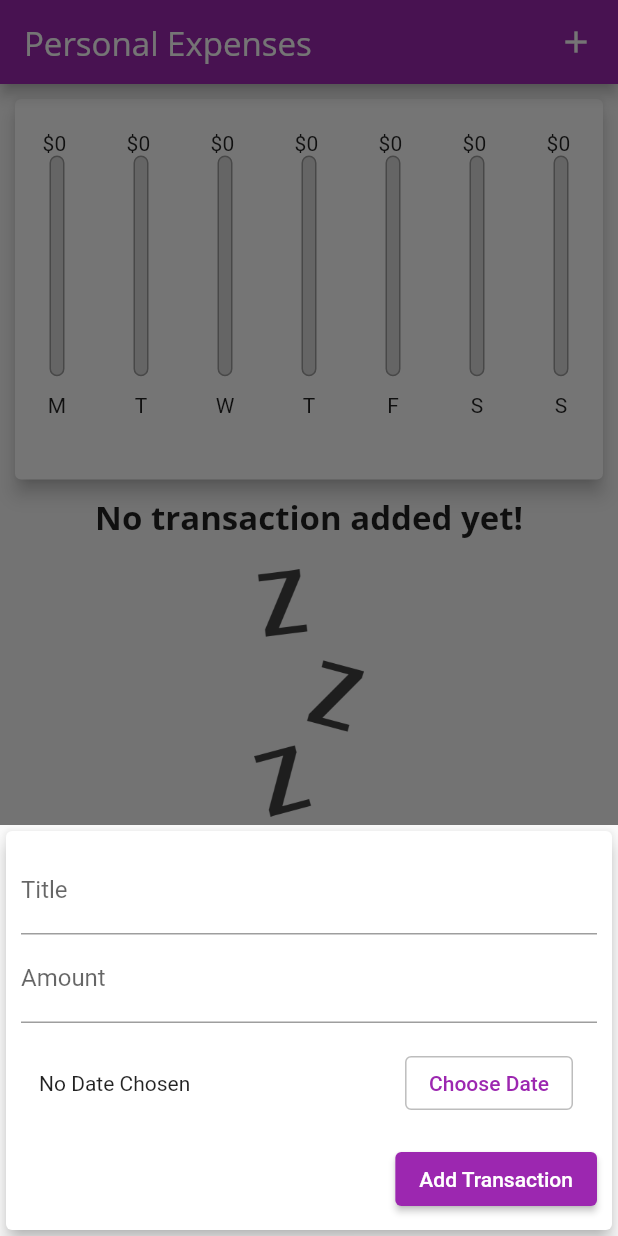
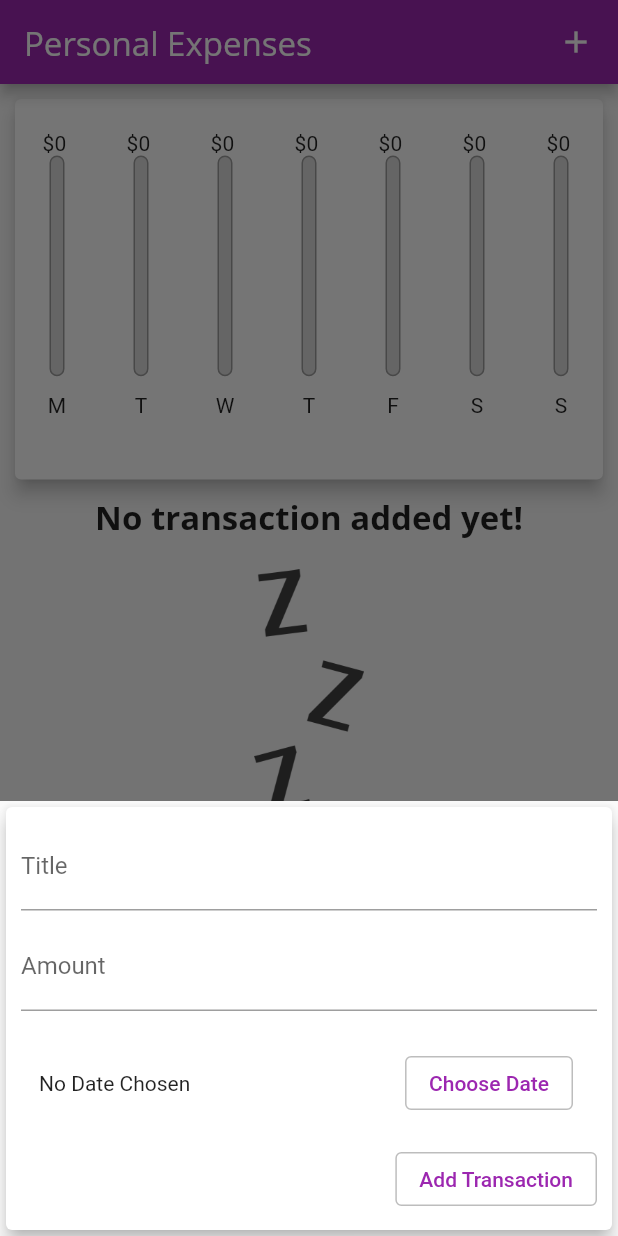
Before and after one commit to pranav-kale-01/udemy_courses, a Flutter app: the screen it shows after launch, after a tap on the "add" icon, on a phone screen of 412 x 824 dp. Run offline on Flutter 3.47's test engine with Material 2 defaults, Android fonts, the phone set to English and light mode, and no system bars; our stand-ins replace modal_bottom_sheet.

Commit message:
11-02-2022

```diff
--- a/udemy_course_3/lib/main.dart
+++ b/udemy_course_3/lib/main.dart
@@ -1,17 +1,33 @@
+import 'dart:io';
+
+import 'package:flutter/cupertino.dart';
 import 'package:flutter/material.dart';
 import 'package:udemy_course_3/screens/my_home_page.dart';
 
-void main() => runApp(const MyApp());
+void main() {
+  WidgetsFlutterBinding.ensureInitialized();
+
+  runApp(const MyApp());
+}
 
 class MyApp extends StatelessWidget {
   const MyApp({Key? key}) : super(key: key);
 
   @override
   Widget build(BuildContext context) {
-    return MaterialApp(
+    return Platform.isIOS
+        ? const CupertinoApp(
+            title: 'Personal Expenses',
+            theme: CupertinoThemeData(
+              primaryColor: CupertinoColors.systemPurple,
+            ),
+            home: MyHomePage(),
+          )
+        : MaterialApp(
             title: 'Personal Expenses',
             theme: ThemeData(
-          colorScheme: ColorScheme.fromSwatch(primarySwatch: Colors.purple)
+                colorScheme:
+                    ColorScheme.fromSwatch(primarySwatch: Colors.purple)
                         .copyWith(secondary: Colors.amber, error: Colors.black),
                 fontFamily: 'QuickSand',
                 textTheme: ThemeData.light().textTheme.copyWith(
--- a/udemy_course_3/lib/screens/my_home_page.dart
+++ b/udemy_course_3/lib/screens/my_home_page.dart
@@ -1,4 +1,9 @@
+import 'dart:io';
+
 import 'package:flutter/material.dart';
+import 'package:flutter/cupertino.dart';
+import 'package:modal_bottom_sheet/modal_bottom_sheet.dart';
+import 'package:udemy_course_3/widgets/adaptive_app_bar.dart';
 
 import '../models/transaction.dart';
 import '../widgets/chart.dart';
@@ -40,17 +45,23 @@ class _MyHomePageState extends State<MyHomePage> {
   }
 
   void _startAddNewTransaction(BuildContext cont, mediaQuery) {
-    showModalBottomSheet(
+    Platform.isIOS
+        ? showCupertinoModalBottomSheet(
+            context: context,
+            builder: (context) => GestureDetector(
+              onTap: () {},
+              child: NewTransaction(_addNewTransaction),
+            ),
+          )
+        : showModalBottomSheet(
             constraints: BoxConstraints(
-        maxHeight: ( mediaQuery.size.height * 0.80 ),
+              maxHeight: (mediaQuery.size.height * 0.80),
             ),
             context: cont,
-      builder: (_) {
-        return GestureDetector(
+            builder: (_) => GestureDetector(
               onTap: () {},
               child: NewTransaction(_addNewTransaction),
-        );
-      },
+            ),
           );
   }
 
@@ -64,24 +75,11 @@ class _MyHomePageState extends State<MyHomePage> {
   Widget build(BuildContext context) {
     final mediaQuery = MediaQuery.of(context);
 
-    final appBar = AppBar(
-      title: const Text('Personal Expenses'),
-      actions: [
-        Container(
-          margin: const EdgeInsets.symmetric(
-            horizontal: 4,
-          ),
-          child: IconButton(
-            icon: const Icon(Icons.add),
-            onPressed: () => _startAddNewTransaction(context, mediaQuery),
-          ),
-        )
-      ],
-    );
+    final appBar = AdaptiveAppBar.getAdaptiveAppBar(
+        context, () => _startAddNewTransaction(context, mediaQuery));
 
-    return Scaffold(
-      appBar: appBar,
-      body: SizedBox(
+    final mainBody = SafeArea(
+      child: SizedBox(
         height: mediaQuery.size.height,
         child: SingleChildScrollView(
           child: mediaQuery.orientation == Orientation.portrait
@@ -89,12 +87,15 @@ class _MyHomePageState extends State<MyHomePage> {
                   mainAxisAlignment: MainAxisAlignment.start,
                   children: [
                     SizedBox(
-                height: ( mediaQuery.size.height * 0.4) - appBar.preferredSize.height - mediaQuery.padding.top,
+                      height: (mediaQuery.size.height * 0.4) -
+                          appBar.preferredSize.height -
+                          mediaQuery.padding.top,
                       child: Chart(_recentTransactions),
                     ),
                     SizedBox(
-                height: ( mediaQuery.size.height * 0.6),
-                child: TransactionList(_userTransaction, _deleteTransaction),
+                      height: (mediaQuery.size.height * 0.6),
+                      child:
+                          TransactionList(_userTransaction, _deleteTransaction),
                     ),
                   ],
                 )
@@ -102,7 +103,8 @@ class _MyHomePageState extends State<MyHomePage> {
                   children: [
                     SizedBox(
                       width: mediaQuery.size.width * 0.4,
-                height: (mediaQuery.size.height * 0.7) - appBar.preferredSize.height,
+                      height: (mediaQuery.size.height * 0.7) -
+                          appBar.preferredSize.height,
                       child: Chart(_recentTransactions),
                     ),
                     SizedBox(
@@ -115,11 +117,25 @@ class _MyHomePageState extends State<MyHomePage> {
                 ),
         ),
       ),
-      floatingActionButton: FloatingActionButton(
-        onPressed: () => _startAddNewTransaction(context, mediaQuery),
+    );
+
+    return Platform.isIOS
+        ? CupertinoPageScaffold(
+            navigationBar: appBar as ObstructingPreferredSizeWidget,
+            child: mainBody,
+          )
+        : Scaffold(
+            appBar: appBar,
+            body: mainBody,
+            floatingActionButton: Platform.isIOS
+                ? Container()
+                : FloatingActionButton(
+                    onPressed: () =>
+                        _startAddNewTransaction(context, mediaQuery),
                     child: const Icon(Icons.add),
                   ),
-      floatingActionButtonLocation: FloatingActionButtonLocation.centerFloat,
+            floatingActionButtonLocation:
+                FloatingActionButtonLocation.centerFloat,
           );
   }
 }
--- /dev/null
+++ b/udemy_course_3/lib/widgets/adaptive_app_bar.dart
@@ -0,0 +1,36 @@
+import 'package:flutter/material.dart';
+import 'package:flutter/cupertino.dart';
+
+import 'dart:io';
+
+class AdaptiveAppBar {
+  static PreferredSizeWidget getAdaptiveAppBar(context, methodToCall) {
+    return Platform.isIOS
+        ? CupertinoNavigationBar(
+            middle: const Text("Personal Expenses"),
+            trailing: GestureDetector(
+              onTap: () => methodToCall(),
+              child: Row(
+                mainAxisSize: MainAxisSize.min,
+                children: const <Widget>[
+                  Icon(CupertinoIcons.add),
+                ],
+              ),
+            ),
+          )
+        : AppBar(
+            title: const Text('Personal Expenses'),
+            actions: [
+              Container(
+                margin: const EdgeInsets.symmetric(
+                  horizontal: 4,
+                ),
+                child: IconButton(
+                  icon: const Icon(Icons.add),
+                  onPressed: () => methodToCall(),
+                ),
+              )
+            ],
+          ) as PreferredSizeWidget;
+  }
+}
--- /dev/null
+++ b/udemy_course_3/lib/widgets/adaptive_flatbutton.dart
@@ -0,0 +1,22 @@
+import 'dart:io';
+
+import 'package:flutter/material.dart';
+import 'package:flutter/cupertino.dart';
+
+class AdaptiveFlatButton {
+  static get adaptiveFlatButton =>
+      ({required Widget child, Function? onPressed}) => Platform.isIOS
+          ? CupertinoButton(
+              child: child,
+              onPressed: onPressed as VoidCallback,
+            )
+          : OutlinedButton(
+              style: OutlinedButton.styleFrom(
+                side: const BorderSide(
+                  color: Colors.black26,
+                ),
+              ),
+              onPressed: onPressed as VoidCallback,
+              child: child,
+            );
+}
--- /dev/null
+++ b/udemy_course_3/lib/widgets/adaptive_text_field.dart
@@ -0,0 +1,26 @@
+import 'dart:io';
+
+import 'package:flutter/material.dart';
+import 'package:flutter/cupertino.dart';
+import 'package:flutter/services.dart';
+
+class AdaptiveTextField {
+  static Widget getAdaptiveTextField(
+      {TextEditingController? textController,
+      required String title,
+      TextInputType? keyboardType}) {
+    return Platform.isIOS
+        ? CupertinoTextField(
+            controller: textController,
+            placeholder: title,
+            keyboardType: keyboardType,
+          )
+        : TextField(
+            controller: textController,
+            decoration: InputDecoration(
+              labelText: title,
+            ),
+            keyboardType: keyboardType,
+          );
+  }
+}
--- a/udemy_course_3/lib/widgets/chart_bar.dart
+++ b/udemy_course_3/lib/widgets/chart_bar.dart
@@ -1,3 +1,6 @@
+import 'dart:io';
+
+import 'package:flutter/cupertino.dart';
 import 'package:flutter/material.dart';
 
 class ChartBar extends StatelessWidget {
@@ -13,14 +16,18 @@ class ChartBar extends StatelessWidget {
   Widget build(BuildContext context) {
     final mediaQuery = MediaQuery.of(context);
 
-    return LayoutBuilder(builder: (ctx, constraints) => Column(
+    return LayoutBuilder(
+        builder: (ctx, constraints) => Column(
               children: [
                 SizedBox(
                   height: constraints.maxHeight * 0.05,
                 ),
-          FittedBox(child: Text('\$${spendingAmount.toStringAsFixed(0)} ')),
+                FittedBox(
+                    child: Text('\$${spendingAmount.toStringAsFixed(0)} ')),
                 SizedBox(
-            height: mediaQuery.size.height > 800 ? constraints.maxHeight * 0.63 : constraints.maxHeight * 0.56 ,
+                  height: mediaQuery.size.height > 800
+                      ? constraints.maxHeight * 0.63
+                      : constraints.maxHeight * 0.56,
                   width: 10,
                   child: Stack(
                     alignment: Alignment.bottomCenter,
@@ -44,7 +51,9 @@ class ChartBar extends StatelessWidget {
                         heightFactor: spendingPercentOfTotal,
                         child: Container(
                           decoration: BoxDecoration(
-                      color: Theme.of(context).colorScheme.primary,
+                            color: Platform.isIOS
+                                ? CupertinoTheme.of(context).primaryColor
+                                : Theme.of(context).colorScheme.primary,
                             borderRadius: BorderRadius.circular(20),
                           ),
                         ),
--- a/udemy_course_3/lib/widgets/new_transaction.dart
+++ b/udemy_course_3/lib/widgets/new_transaction.dart
@@ -1,10 +1,16 @@
+import 'dart:io';
+
 import 'package:flutter/material.dart';
+import 'package:flutter/cupertino.dart';
 import 'package:intl/intl.dart';
+import 'package:udemy_course_3/widgets/adaptive_flatbutton.dart';
+import 'package:udemy_course_3/widgets/adaptive_text_field.dart';
 
 class NewTransaction extends StatefulWidget {
   final Function addNewTransaction;
+  DateTime? chosenDate;
 
-  const NewTransaction(this.addNewTransaction, {Key? key}) : super(key: key);
+  NewTransaction(this.addNewTransaction, {Key? key}) : super(key: key);
 
   @override
   State<StatefulWidget> createState() => _NewTransactionState();
@@ -13,27 +19,52 @@ class NewTransaction extends StatefulWidget {
 class _NewTransactionState extends State<NewTransaction> {
   final titleController = TextEditingController();
   final amountController = TextEditingController();
-  DateTime? chosenDate;
 
   void _submitData() {
     final enteredTitle = titleController.text;
     final enteredAmount = double.parse(amountController.text);
 
-    if (enteredTitle.isEmpty || enteredAmount <= 0 || chosenDate == null) {
+    if (enteredTitle.isEmpty ||
+        enteredAmount <= 0 ||
+        widget.chosenDate == null) {
       return;
     }
 
-    widget.addNewTransaction(
-      titleController.text,
-      double.parse(amountController.text),
-      chosenDate
-    );
+    widget.addNewTransaction(titleController.text,
+        double.parse(amountController.text), widget.chosenDate);
 
     Navigator.of(context).pop();
   }
 
   void _presentDatePicker() async {
-    showDatePicker(
+    Platform.isIOS
+        ? showCupertinoModalPopup(
+            context: context,
+            builder: (_) => Container(
+              height: 190,
+              color: const Color.fromARGB(255, 255, 255, 255),
+              child: Column(
+                children: [
+                  SizedBox(
+                    height: 180,
+                    child: CupertinoDatePicker(
+                      mode: CupertinoDatePickerMode.date,
+                      onDateTimeChanged: (pickedDate) {
+                        setState(() {
+                          debugPrint('date is ' + pickedDate.toString());
+                          widget.chosenDate = pickedDate;
+                        });
+                      },
+                      initialDateTime: DateTime.now(),
+                      minimumDate: DateTime(2017),
+                      maximumDate: DateTime.now(),
+                    ),
+                  ),
+                ],
+              ),
+            ),
+          )
+        : showDatePicker(
             context: context,
             initialDate: DateTime.now(),
             firstDate: DateTime(2015),
@@ -41,7 +72,7 @@ class _NewTransactionState extends State<NewTransaction> {
           ).then((pickedDate) {
             if (pickedDate != null) {
               setState(() {
-          chosenDate = pickedDate;
+                widget.chosenDate = pickedDate;
               });
             }
           });
@@ -62,20 +93,20 @@ class _NewTransactionState extends State<NewTransaction> {
           child: Column(
             crossAxisAlignment: CrossAxisAlignment.end,
             children: [
-              TextField(
-                controller: titleController,
-                decoration: const InputDecoration(
-                  labelText: 'Title',
+              AdaptiveTextField.getAdaptiveTextField(
+                title: 'Title',
+                textController: titleController,
               ),
-                onChanged: (value) {},
+              const Padding(
+                padding: EdgeInsets.symmetric(vertical: 4),
               ),
-              TextField(
-                controller: amountController,
-                decoration: const InputDecoration(
-                  labelText: 'Amount',
+              AdaptiveTextField.getAdaptiveTextField(
+                title: 'Amount',
+                textController: amountController,
+                keyboardType: TextInputType.number,
               ),
-                keyboardType: TextInputType.number,
-                onSubmitted: (_) => _submitData(),
+              const Padding(
+                padding: EdgeInsets.symmetric(vertical: 4),
               ),
               Padding(
                 padding: const EdgeInsets.all(12.0),
@@ -83,35 +114,22 @@ class _NewTransactionState extends State<NewTransaction> {
                   mainAxisAlignment: MainAxisAlignment.spaceBetween,
                   children: [
                     Text(
-                      chosenDate == null
+                      widget.chosenDate == null
                           ? 'No Date Chosen'
-                          : 'Chosen Date - ${DateFormat.yMd().format(chosenDate!)}',
+                          : 'Chosen Date - ${DateFormat.yMd().format(widget.chosenDate!)}',
                     ),
                     Padding(
                       padding: const EdgeInsets.all(4.0),
-                      child: OutlinedButton(
-                        style: OutlinedButton.styleFrom(
-                          side: const BorderSide(
-                            color: Colors.black26,
-                          ),
-                        ),
+                      child: AdaptiveFlatButton.adaptiveFlatButton(
+                        child: const Text('Choose Date'),
                         onPressed: _presentDatePicker,
-                        child: const Text("Choose Date"),
                       ),
                     ),
                   ],
                 ),
               ),
-              ElevatedButton(
+              AdaptiveFlatButton.adaptiveFlatButton(
                 child: const Text('Add Transaction'),
-                style: ButtonStyle(
-                  backgroundColor: MaterialStateProperty.all(
-                    Theme.of(context).buttonTheme.colorScheme?.primary,
-                  ),
-                  foregroundColor: MaterialStateProperty.all(
-                    Theme.of(context).buttonTheme.colorScheme?.secondary,
-                  ),
-                ),
                 onPressed: _submitData,
               ),
             ],
--- a/udemy_course_3/pubspec.yaml
+++ b/udemy_course_3/pubspec.yaml
@@ -34,6 +34,7 @@ dependencies:
   # The following adds the Cupertino Icons font to your application.
   # Use with the CupertinoIcons class for iOS style icons.
   cupertino_icons: ^1.0.2
+  modal_bottom_sheet: ^2.0.0
   intl: ^0.17.0
 
 dev_dependencies:
```
Also changed, not shown: udemy_course_3/lib/widgets/transaction_list.dart (+20 -9 lines), udemy_course_3/pubspec.lock, 3 other files. Lines whose indentation alone changed are shown as unchanged.
